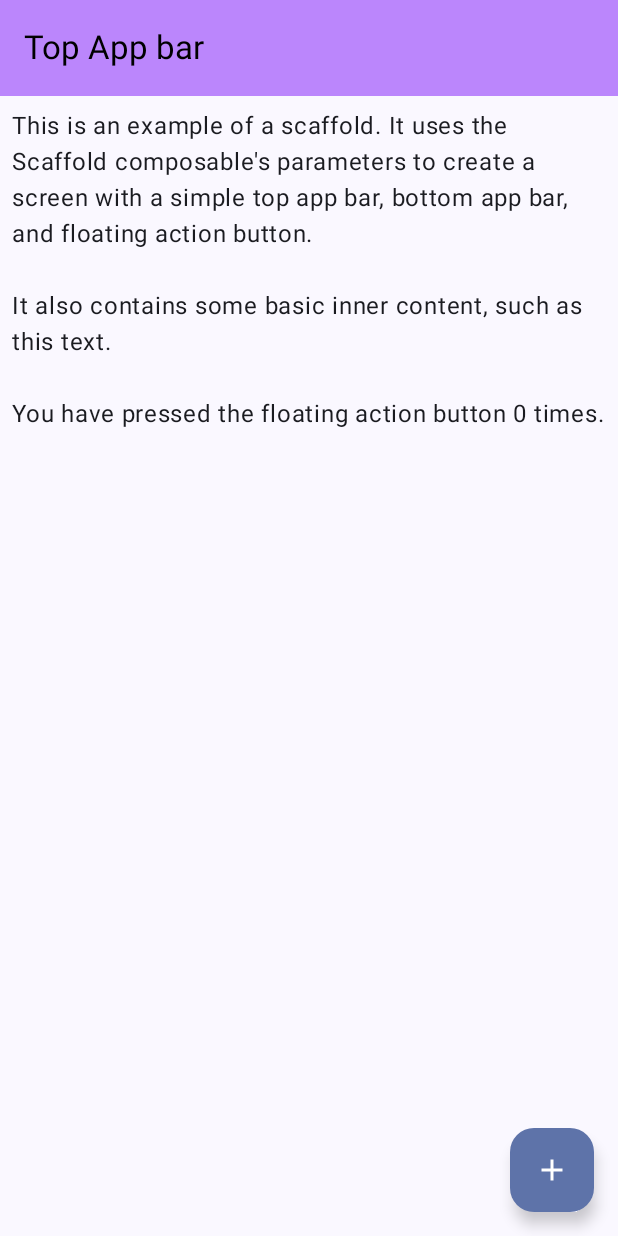
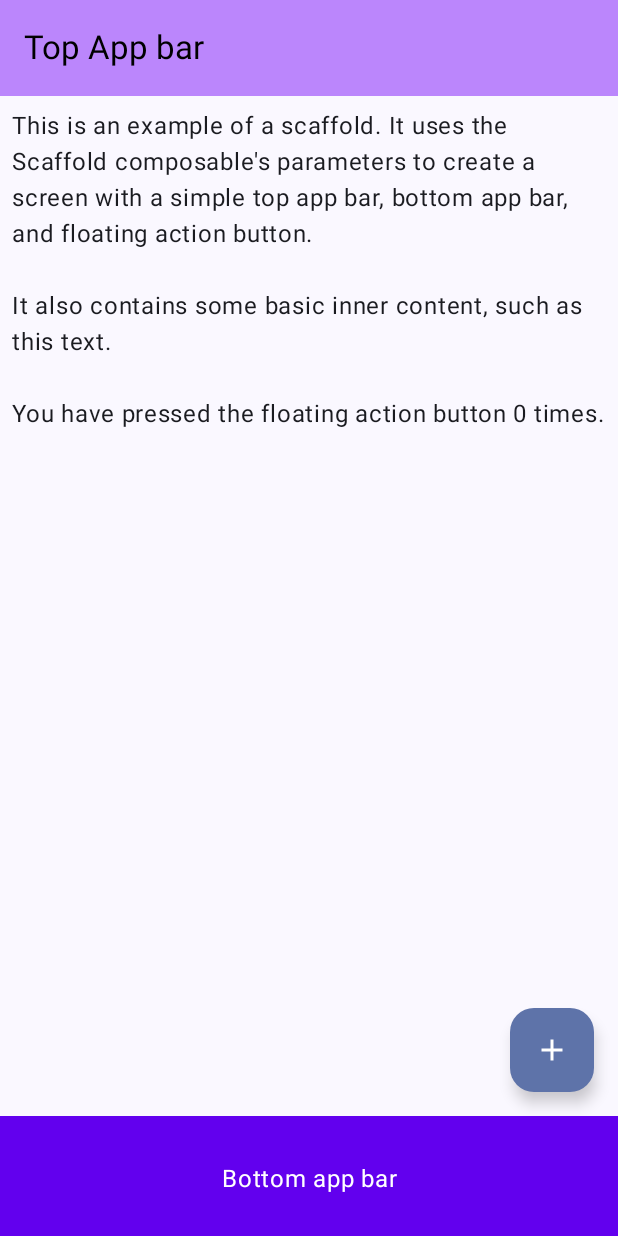
Before and after one commit to faisalmoinuddin99/android_kotlin, an Android app built with Jetpack Compose: the screen it shows after launch (MainActivity), on a phone screen of 412 x 824 dp. Run offline under Robolectric (Android 15) with nearby library versions, the phone set to English and light mode, and no system bars.

Commit message:
Scaffold - BottomAppBar | Done

```diff
--- a/Layout_Playground/app/src/main/java/com/example/layout_playground/Screens/ScaffoldExample.kt
+++ b/Layout_Playground/app/src/main/java/com/example/layout_playground/Screens/ScaffoldExample.kt
@@ -2,9 +2,11 @@ package com.example.layout_playground.Screens
 
 import androidx.compose.foundation.layout.Arrangement
 import androidx.compose.foundation.layout.Column
+import androidx.compose.foundation.layout.fillMaxWidth
 import androidx.compose.foundation.layout.padding
 import androidx.compose.material.icons.Icons
 import androidx.compose.material.icons.filled.Add
+import androidx.compose.material3.BottomAppBar
 import androidx.compose.material3.ExperimentalMaterial3Api
 import androidx.compose.material3.FloatingActionButton
 import androidx.compose.material3.Icon
@@ -21,6 +23,7 @@ import androidx.compose.runtime.remember
 import androidx.compose.runtime.setValue
 import androidx.compose.ui.Modifier
 import androidx.compose.ui.res.colorResource
+import androidx.compose.ui.text.style.TextAlign
 import androidx.compose.ui.unit.dp
 import com.example.layout_playground.R
 
@@ -42,6 +45,20 @@ fun MyScaffoldExample() {
                     Text(text = "Top App bar")
                 })
         },
+        bottomBar = {
+            BottomAppBar(
+                containerColor = colorResource(id = R.color.purple_500),
+                contentColor = colorResource(id = R.color.white)
+            ) {
+                Text(
+                    modifier = Modifier
+                        .fillMaxWidth(),
+                    textAlign = TextAlign.Center,
+                    text = "Bottom app bar",
+                )
+            }
+        },
+
         floatingActionButton = {
             FloatingActionButton(onClick = { presses++ }) {
                 Icon(Icons.Default.Add, contentDescription = "Add")
```
